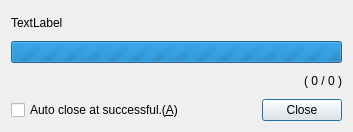
The window that workingdialog.ui (haraki/farman) describes before a commit, drawn with Qt 5.
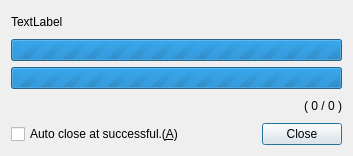
The same window after the commit.

The edit to the form file:
```diff
--- a/workingdialog.ui
+++ b/workingdialog.ui
@@ -10,7 +10,7 @@
     <x>0</x>
     <y>0</y>
     <width>353</width>
-    <height>132</height>
+    <height>156</height>
    </rect>
   </property>
   <property name="windowTitle">
@@ -32,10 +32,26 @@
      <property name="value">
       <number>0</number>
      </property>
+     <property name="textVisible">
+      <bool>false</bool>
+     </property>
     </widget>
    </item>
    <item>
-    <widget class="QLabel" name="progressLabel">
+    <widget class="QProgressBar" name="mainProgressBar">
+     <property name="maximum">
+      <number>0</number>
+     </property>
+     <property name="value">
+      <number>0</number>
+     </property>
+     <property name="textVisible">
+      <bool>false</bool>
+     </property>
+    </widget>
+   </item>
+   <item>
+    <widget class="QLabel" name="mainProgressLabel">
      <property name="text">
       <string>( 0 / 0 )</string>
      </property>
```
Left out of the diff: 2 changed lines with no effect on the pictures.
